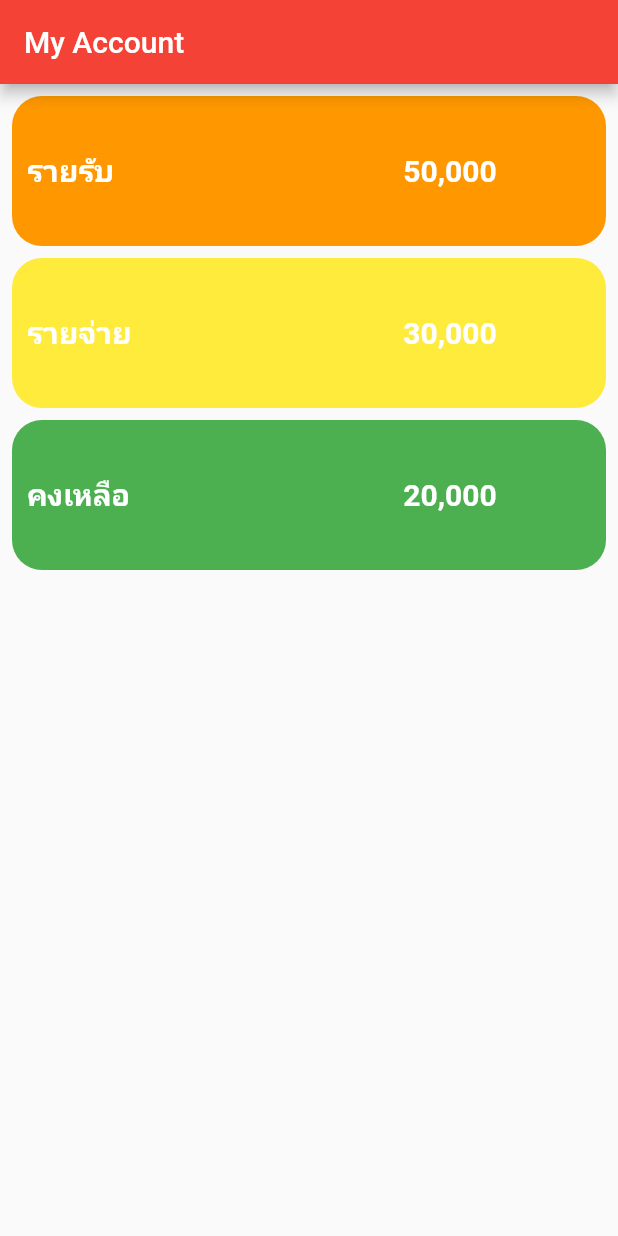
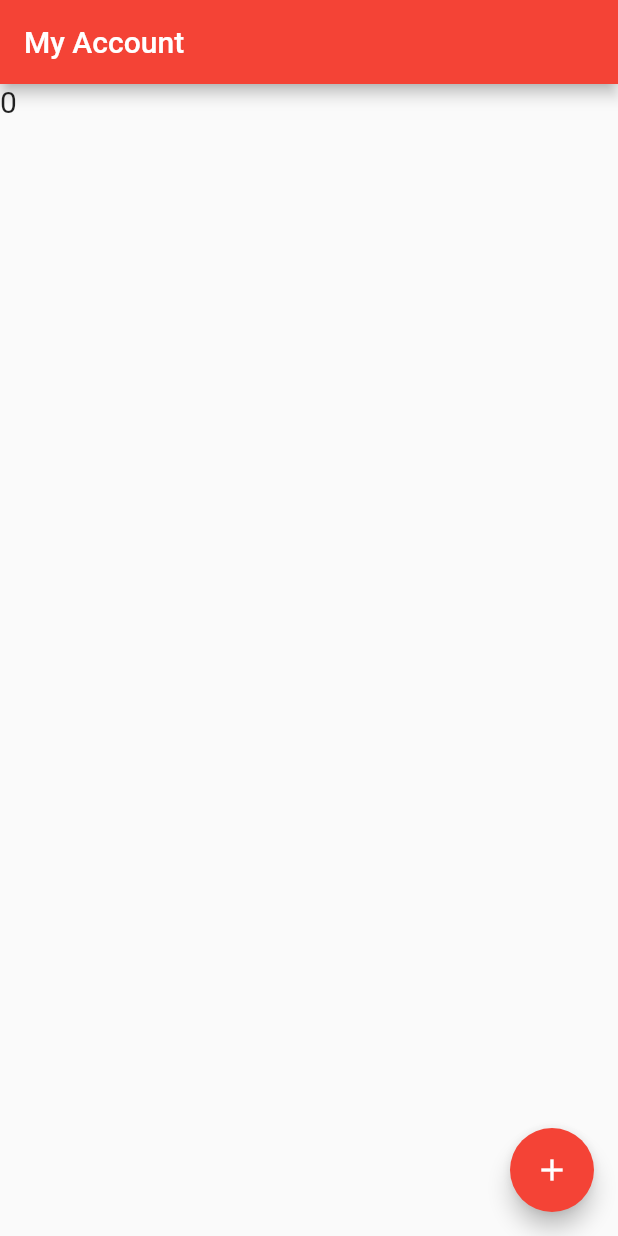
Before and after one commit to sarawut-bank/Appsara, a Flutter app: the screen it shows after launch, on a phone screen of 412 x 824 dp. Run offline on Flutter 3.47's test engine with Material 2 defaults, Android fonts, the phone set to English and light mode, and no system bars.

Commit message:
widget lifecycle

```diff
--- a/lib/main.dart
+++ b/lib/main.dart
@@ -24,28 +24,38 @@ class MyHomepage extends StatefulWidget {
 }
 
 class _MyHomepageState extends State<MyHomepage> {
-  //แสดงผลข้อมูล
+  int number = 0;
+
+  @override
+  void initState() {
+    // TODO: implement initState
+    super.initState();
+    print("เรียกใช้งาน init state");
+  }
+
   @override
   Widget build(BuildContext context) {
+    print("เรียกใช้งาน build");
     return Scaffold(
       appBar: AppBar(
         title: Text("My Account"),
       ),
-        body: Padding(
-          padding: const EdgeInsets.all(8.0),
-          child: Column(
+      body: Column(
         children: [
-              MoneyBox("รายรับ", 50000, Colors.orange, 100),
-              SizedBox(
-                height: 8,
-              ),
-              MoneyBox("รายจ่าย", 30000, Colors.yellow, 100),
-              SizedBox(
-                height: 8,
-              ),
-              MoneyBox("คงเหลือ", 20000, Colors.green, 100),
+          Text(
+            number.toString(),
+            style: TextStyle(fontSize: 20),
+          )
         ],
       ),
-        ));
+      floatingActionButton: FloatingActionButton(
+        onPressed: () {
+          setState(() {
+            number++;
+          });
+        },
+        child: Icon(Icons.add),
+      ),
+    );
   }
 }
```
Lines whose indentation alone changed are shown as unchanged.
